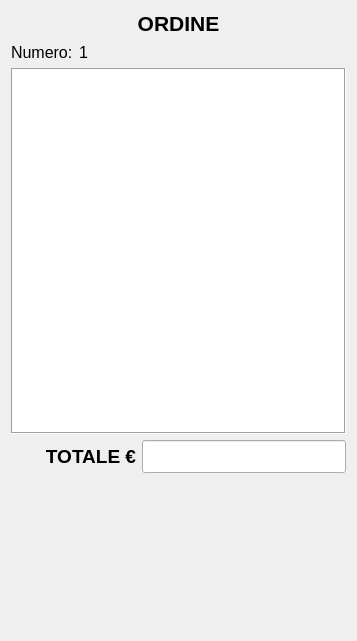
mtonin/gestcassa, file src/ordine.ui: the form before one commit.
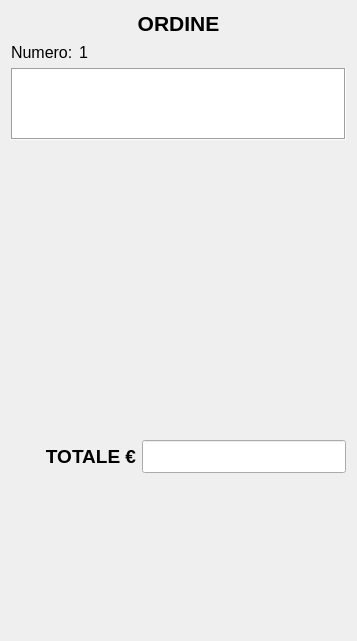
The form after the commit. Custom widgets are drawn as their Qt base class.

Commit message: - aggiunto pulsanti di scroll nell'ordine

Diff of the .ui file:
```diff
--- a/src/ordine.ui
+++ b/src/ordine.ui
@@ -136,6 +136,19 @@
      </attribute>
     </widget>
    </item>
+   <item>
+    <spacer name="verticalSpacer">
+     <property name="orientation">
+      <enum>Qt::Vertical</enum>
+     </property>
+     <property name="sizeHint" stdset="0">
+      <size>
+       <width>20</width>
+       <height>600</height>
+      </size>
+     </property>
+    </spacer>
+   </item>
    <item>
     <layout class="QHBoxLayout" name="horizontalLayout_2">
      <item>
```
Left out of the diff: 2 changed lines with no effect on the pictures. The commit also changes 2 other files.
